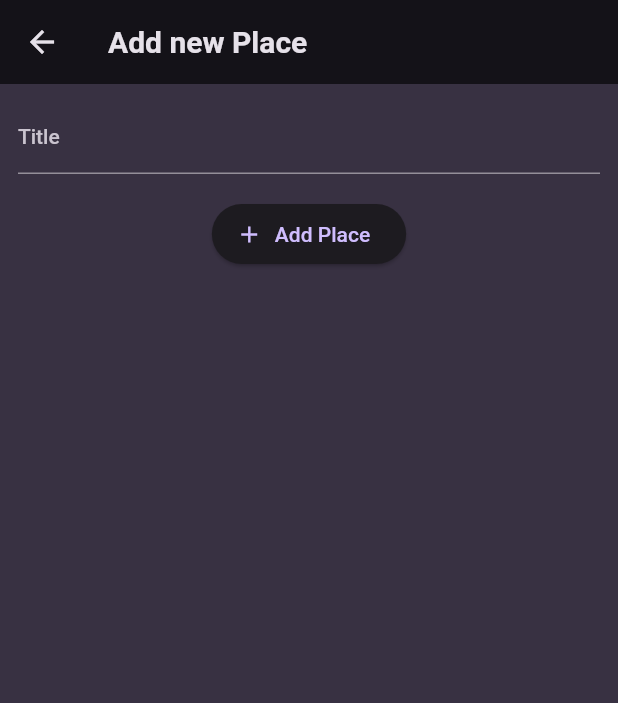
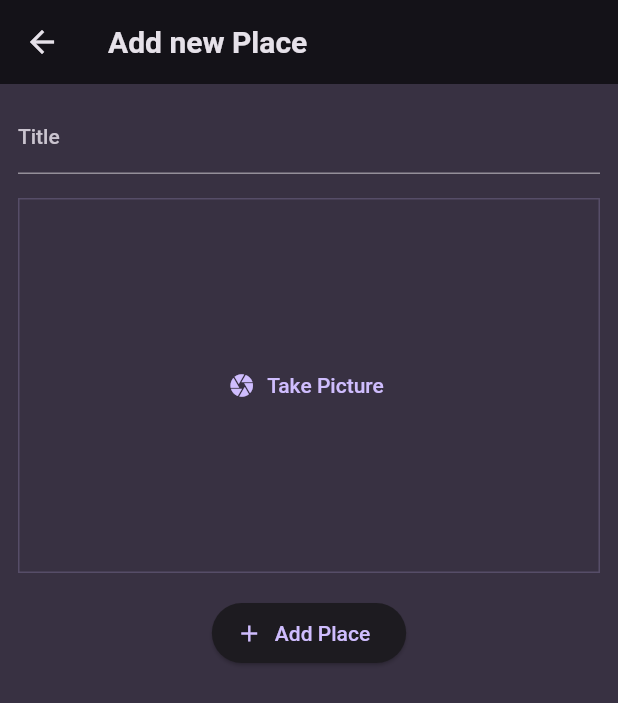
Before and after one commit to irfanullahatozi/favoriteplacesapp, a Flutter app: the screen it shows after launch, after a tap on the "add" icon, on a phone screen of 412 x 824 dp. Shown: the top 703 px of the screen. Run offline on Flutter 3.47's test engine with Material 2 defaults, Android fonts, the light colour scheme and no system bars; our stand-ins replace flutter_riverpod, google_fonts, image_picker.

Commit message:
Image selected

```diff
--- a/lib/models/place.dart
+++ b/lib/models/place.dart
@@ -1,9 +1,12 @@
+import 'dart:io';
+
 import 'package:uuid/uuid.dart';
 
 const uuid = Uuid();
 
 class Place {
-  Place({required this.title}) : id = uuid.v4();
+  Place({required this.title, required this.image}) : id = uuid.v4();
   final String id;
   final String title;
+  final File image;
 }
--- a/lib/providers/user_places.dart
+++ b/lib/providers/user_places.dart
@@ -1,11 +1,13 @@
+import 'dart:io';
+
 import 'package:flutter_riverpod/flutter_riverpod.dart';
 import 'package:favoriteplacesapp/models/place.dart';
 
 class UserPlacesNotifier extends StateNotifier<List<Place>> {
   UserPlacesNotifier() : super(const []);
 
-  void addPlace(String title) {
-    final newPlace = Place(title: title);
+  void addPlace(String title, File image) {
+    final newPlace = Place(title: title, image: image);
     state = [newPlace, ...state];
   }
 }
--- a/lib/screens/add_places.dart
+++ b/lib/screens/add_places.dart
@@ -1,4 +1,7 @@
+import 'dart:io';
+
 import 'package:favoriteplacesapp/providers/user_places.dart';
+import 'package:favoriteplacesapp/widgets/image_input.dart';
 import 'package:flutter/material.dart';
 import 'package:flutter_riverpod/flutter_riverpod.dart';
 
@@ -13,13 +16,14 @@ class AddPlaceScreen extends ConsumerStatefulWidget {
 
 class _AddPlaceScreen extends ConsumerState<AddPlaceScreen> {
   final _titleController = TextEditingController();
+  File? selectedImage;
 
   void savePlace() {
     final enterdText = _titleController.text;
-    if (enterdText.isEmpty) {
+    if (enterdText.isEmpty || selectedImage == null) {
       return;
     }
-    ref.read(userPlacesProvider.notifier).addPlace(enterdText);
+    ref.read(userPlacesProvider.notifier).addPlace(enterdText, selectedImage!);
     Navigator.of(context).pop();
   }
 
@@ -51,6 +55,14 @@ class _AddPlaceScreen extends ConsumerState<AddPlaceScreen> {
             const SizedBox(
               height: 16,
             ),
+            ImageInput(
+              onPickedImage: (image) {
+                selectedImage = image;
+              },
+            ),
+            const SizedBox(
+              height: 16,
+            ),
             ElevatedButton.icon(
                 onPressed: savePlace,
                 icon: const Icon(Icons.add),
--- a/lib/screens/places.dart
+++ b/lib/screens/places.dart
@@ -25,8 +25,11 @@ class PlacesScreen extends ConsumerWidget {
               icon: const Icon(Icons.add))
         ],
       ),
-      body: PlaceList(
-        places: userPlaces,
+      body: Padding(
+        padding: const EdgeInsets.all(0.8),
+        child: PlaceList(
+          places: userPlaces,
+        ),
       ),
     );
   }
--- /dev/null
+++ b/lib/widgets/image_input.dart
@@ -0,0 +1,64 @@
+import 'dart:io';
+import 'package:flutter/material.dart';
+import 'package:image_picker/image_picker.dart';
+
+class ImageInput extends StatefulWidget {
+  const ImageInput({super.key, required this.onPickedImage});
+
+  final void Function(File image) onPickedImage;
+
+  @override
+  State<ImageInput> createState() {
+    return _ImageInput();
+  }
+}
+
+class _ImageInput extends State<ImageInput> {
+  File? takenImage;
+  void takePicture() async {
+    final imagePicker = ImagePicker();
+    final pickedImage =
+        await imagePicker.pickImage(source: ImageSource.camera, maxWidth: 600);
+    if (pickedImage == null) {
+      return;
+    }
+    setState(() {
+      takenImage = File(pickedImage.path);
+    });
+    widget.onPickedImage(takenImage!);
+  }
+
+  @override
+  Widget build(BuildContext context) {
+    Widget content = TextButton.icon(
+      onPressed: takePicture,
+      icon: const Icon(Icons.camera),
+      label: const Text('Take Picture'),
+    );
+
+    if (takenImage != null) {
+      content = GestureDetector(
+        onTap: takePicture,
+        child: Image.file(
+          takenImage!,
+          fit: BoxFit.cover,
+          width: double.infinity,
+          height: double.infinity,
+        ),
+      );
+    }
+
+    return Container(
+      height: 250,
+      width: double.infinity,
+      alignment: Alignment.center,
+      decoration: BoxDecoration(
+        border: Border.all(
+          width: 1,
+          color: Theme.of(context).colorScheme.primary.withOpacity(0.2),
+        ),
+      ),
+      child: content,
+    );
+  }
+}
--- a/lib/widgets/places_list_item.dart
+++ b/lib/widgets/places_list_item.dart
@@ -20,6 +20,10 @@ class PlaceList extends StatelessWidget {
     }
     return ListView.builder(
       itemBuilder: (ctx, index) => ListTile(
+        leading: CircleAvatar(
+          radius: 26,
+          backgroundImage: FileImage(places[index].image),
+        ),
         title: Text(
           places[index].title,
           style: Theme.of(context).textTheme.titleMedium!.copyWith(
--- a/pubspec.yaml
+++ b/pubspec.yaml
@@ -38,6 +38,8 @@ dependencies:
   google_fonts: ^6.1.0
   uuid: ^4.1.0
   flutter_riverpod: ^2.4.4
+  image_picker: ^1.0.4
+  location: ^5.0.3
 
 dev_dependencies:
   flutter_test:
```
Also changed, not shown: lib/screens/places_detail.dart (+9 -7 lines), pubspec.lock, 5 other files.
